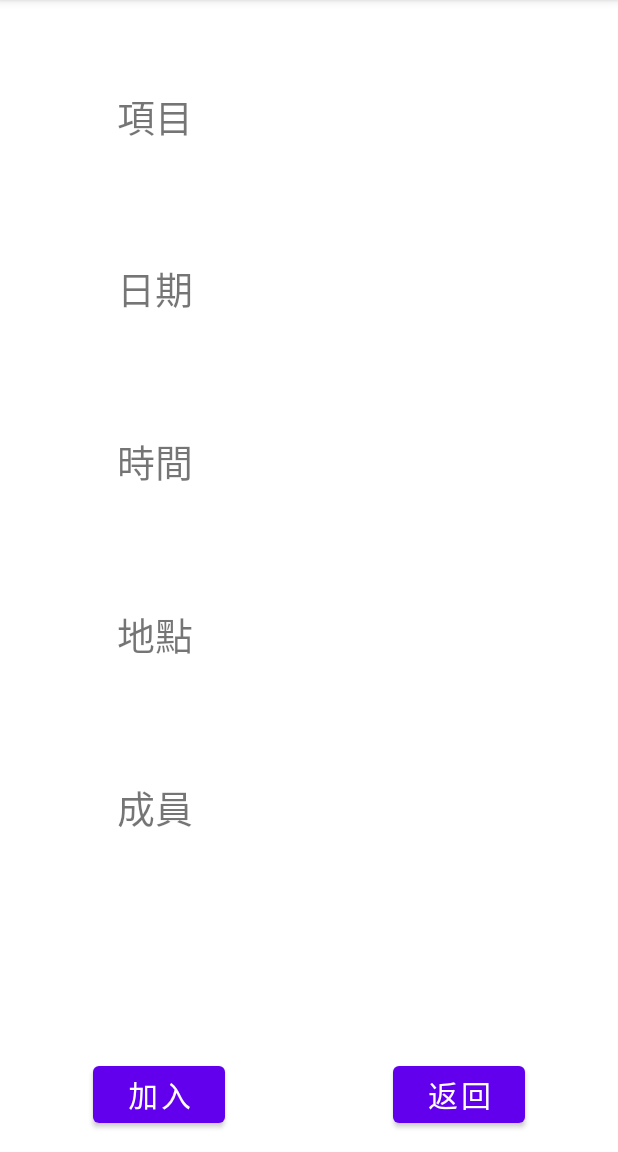
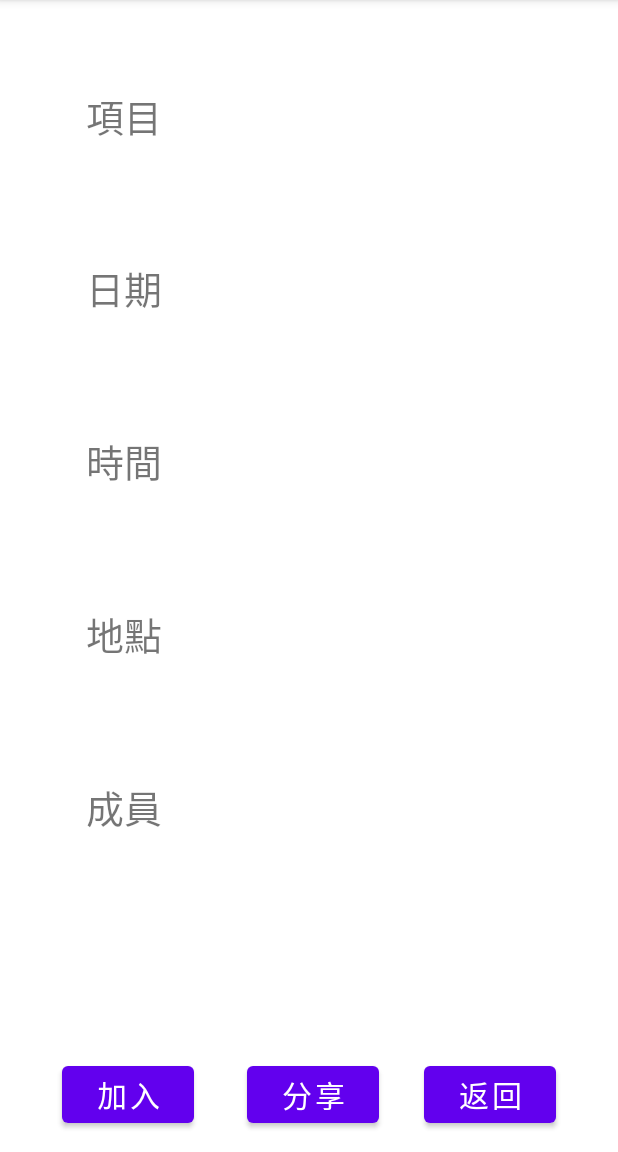
Before and after one commit to OscarShiang/sportlight, an Android app: the EventInfo screen opened directly, with no data from a screen before it, on a phone screen of 412 x 824 dp, the part 84-1236 px from its top. Run offline under Robolectric (Android 15) with nearby library versions, the phone set to English and light mode, and no system bars; 7 statements that could not run were skipped.

Commit message:
Add share button

```diff
--- a/app/src/main/java/com/example/sportlight/Create.java
+++ b/app/src/main/java/com/example/sportlight/Create.java
@@ -122,7 +122,7 @@ public class Create extends AppCompatActivity {
                 String pos = placeEdit.getText().toString();
 
                 if (date.equals("") || time.equals("") || pos.equals("")) {
-                    Toast.makeText(Create.this, "Please set date and time segments", Toast.LENGTH_SHORT).show();
+                    Toast.makeText(Create.this, "請輸入完整資訊", Toast.LENGTH_SHORT).show();
                     return;
                 }
 
--- a/app/src/main/java/com/example/sportlight/EventInfo.java
+++ b/app/src/main/java/com/example/sportlight/EventInfo.java
@@ -1,23 +1,32 @@
 package com.example.sportlight;
 
+import androidx.annotation.RequiresApi;
 import androidx.appcompat.app.AppCompatActivity;
 
+import android.content.ComponentName;
 import android.content.Intent;
+import android.content.pm.ApplicationInfo;
+import android.content.pm.PackageManager;
+import android.os.Build;
 import android.os.Bundle;
+import android.util.Log;
 import android.view.View;
 import android.widget.Button;
 import android.widget.TextView;
 import android.widget.Toast;
 
+import java.util.List;
+
 public class EventInfo extends AppCompatActivity {
 
     private ApiEntry apiEntry;
 
-    private Button backBtn, joinBtn;
+    private Button backBtn, joinBtn, shareBtn;
     private TextView sport, date, time, participants, location;
-
     private SportEvent info;
 
+    public static final String PACKAGE_NAME = "jp.naver.line.android";
+    public static final String CLASS_NAME = "jp.naver.line.android.activity.selectchat.SelectChatActivity";
     @Override
     protected void onCreate(Bundle savedInstanceState) {
         super.onCreate(savedInstanceState);
@@ -41,6 +50,7 @@ public class EventInfo extends AppCompatActivity {
 
         backBtn = findViewById(R.id.backButton);
         joinBtn = findViewById(R.id.joinButton);
+        shareBtn = findViewById(R.id.shareButton);
     }
 
     private void setInit() {
@@ -89,6 +99,38 @@ public class EventInfo extends AppCompatActivity {
             }
         });
 
+        shareBtn.setOnClickListener(new View.OnClickListener() {
+            @RequiresApi(api = Build.VERSION_CODES.LOLLIPOP)
+            @Override
+            public void onClick(View v) {
+                PackageManager pm = getPackageManager();
+                List<ApplicationInfo>  appList =  pm.getInstalledApplications(0);
+                boolean find = false;
+                for(ApplicationInfo app: appList ) {
+                    Log.i("info", "app:" + app);
+                    if (app.packageName.equals(PACKAGE_NAME)) {
+                        find = true;
+                        break;
+                    }
+                }
+                if(find) {
+                    Intent intent = pm.getLeanbackLaunchIntentForPackage(PACKAGE_NAME);
+                    if(intent == null)
+                        Log.i("QQ", "QQ");
+                    else {
+                        //intent.setClassName(PACKAGE_NAME, CLASS_NAME);
+                        intent.setType("text/plain");
+                        String text = sport.getText().toString();
+                        intent.putExtra(Intent.EXTRA_TEXT, text);
+                        startActivity(intent);
+                    }
+                }
+                else {
+                    Toast.makeText(EventInfo.this, "請先安裝Line再使用分享功能", Toast.LENGTH_LONG).show();
+                }
+            }
+        });
+
         joinBtn.setOnClickListener(new View.OnClickListener() {
             @Override
             public void onClick(View v) {
--- a/app/src/main/res/layout/activity_event_info.xml
+++ b/app/src/main/res/layout/activity_event_info.xml
@@ -112,9 +112,19 @@
         android:layout_height="wrap_content"
         android:text="加入"
         android:textSize="20sp"
-        app:layout_constraintTop_toTopOf="@id/h95"
+        app:layout_constraintTop_toTopOf="@id/h90"
         app:layout_constraintBottom_toBottomOf="parent"
         app:layout_constraintLeft_toLeftOf="@id/v15"/>
+
+    <Button
+        android:id="@+id/shareButton"
+        android:layout_width="wrap_content"
+        android:layout_height="wrap_content"
+        android:text="分享"
+        android:textSize="20sp"
+        app:layout_constraintTop_toTopOf="@id/h90"
+        app:layout_constraintBottom_toBottomOf="parent"
+        app:layout_constraintLeft_toLeftOf="@id/v40"/>
 
     <Button
         android:id="@+id/backButton"
@@ -122,9 +132,9 @@
         android:layout_height="wrap_content"
         android:text="返回"
         android:textSize="20sp"
-        app:layout_constraintTop_toTopOf="@id/h95"
+        app:layout_constraintTop_toTopOf="@id/h90"
         app:layout_constraintBottom_toBottomOf="parent"
-        app:layout_constraintRight_toRightOf="@id/v85"/>
+        app:layout_constraintRight_toRightOf="@id/v90"/>
 
     <androidx.constraintlayout.widget.Guideline
         android:id="@+id/h05"
@@ -187,7 +197,7 @@
         android:orientation="horizontal"
         app:layout_constraintGuide_percent="0.75"/>
     <androidx.constraintlayout.widget.Guideline
-        android:id="@+id/h95"
+        android:id="@+id/h90"
         android:layout_width="wrap_content"
         android:layout_height="wrap_content"
         android:orientation="horizontal"
@@ -197,19 +207,19 @@
         android:layout_width="wrap_content"
         android:layout_height="wrap_content"
         android:orientation="vertical"
-        app:layout_constraintGuide_percent="0.15"/>
+        app:layout_constraintGuide_percent="0.10"/>
     <androidx.constraintlayout.widget.Guideline
         android:id="@+id/v30"
         android:layout_width="wrap_content"
         android:layout_height="wrap_content"
         android:orientation="vertical"
-        app:layout_constraintGuide_percent="0.35"/>
+        app:layout_constraintGuide_percent="0.30"/>
     <androidx.constraintlayout.widget.Guideline
-        android:id="@+id/v85"
+        android:id="@+id/v40"
         android:layout_width="wrap_content"
         android:layout_height="wrap_content"
         android:orientation="vertical"
-        app:layout_constraintGuide_percent="0.85"/>
+        app:layout_constraintGuide_percent="0.40"/>
     <androidx.constraintlayout.widget.Guideline
         android:id="@+id/v90"
         android:layout_width="wrap_content"
```
Also changed, not shown: app/src/main/AndroidManifest.xml (+7 -2 lines), app/src/main/res/layout/activity_create.xml (+1 -7 lines), app/src/main/res/layout/activity_menu.xml (+9 -10 lines), app/src/main/res/layout/activity_question.xml (+4 -4 lines), app/src/main/res/layout/activity_result.xml (+4 -4 lines), app/src/main/res/drawable/add.png, app/src/main/res/drawable/reload.png.
